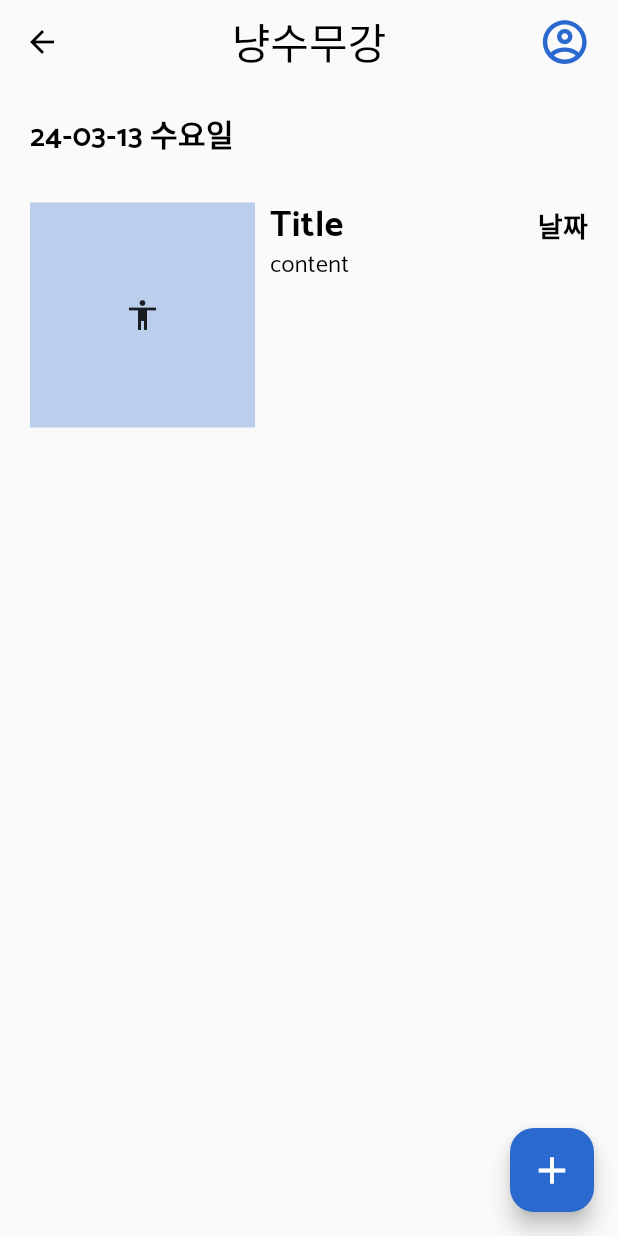
After one commit to haejun-kim/cat-long-live, a Flutter app: the DiaryView screen opened directly, on a phone screen of 412 x 824 dp. The commit adds this screen. Run offline on Flutter 3.47's test engine with Material 3 defaults, Android fonts, the phone set to English and light mode, and no system bars; our stand-ins replace dio, dotted_border, flutter_svg, image_picker, input_quantity; network calls fail.

Commit message:
feat: add diary home and create view

```diff
--- a/lib/src/view/cat/create_update_cat/create_update_cat_view.dart
+++ b/lib/src/view/cat/create_update_cat/create_update_cat_view.dart
@@ -1,5 +1,5 @@
 import 'package:cat_long_live/src/service/theme_service.dart';
-import 'package:cat_long_live/src/view/cat/create_update_cat/widget/image_upload.dart';
+import 'package:cat_long_live/theme/component/image_upload.dart';
 import 'package:cat_long_live/src/view/cat/create_update_cat/widget/select_gender.dart';
 import 'package:cat_long_live/src/view/home/home_view.dart';
 import 'package:cat_long_live/theme/component/appbar.dart';
--- /dev/null
+++ b/lib/src/view/diary/diary/diary_view.dart
@@ -0,0 +1,42 @@
+import 'package:cat_long_live/src/view/diary/diary/widget/diary_title.dart';
+import 'package:cat_long_live/src/view/diary/diary_create/diary_create_view.dart';
+import 'package:cat_long_live/theme/component/appbar.dart';
+import 'package:cat_long_live/theme/component/day_of_week.dart';
+import 'package:cat_long_live/theme/component/floating_action_button.dart';
+import 'package:flutter/material.dart';
+
+class DiaryView extends StatelessWidget {
+  const DiaryView({super.key});
+
+  @override
+  Widget build(BuildContext context) {
+    return Scaffold(
+      appBar: const CustomAppBar(),
+      body: SafeArea(
+        child: Column(
+          crossAxisAlignment: CrossAxisAlignment.start,
+          children: [
+            DayOfWeek(),
+            const Padding(
+              padding: EdgeInsets.symmetric(
+                horizontal: 20,
+                vertical: 10,
+              ),
+              child: DiaryTitleView(),
+            ),
+          ],
+        ),
+      ),
+      floatingActionButton: CustomFloatingActionButton(
+        onPressed: () {
+          Navigator.push(
+            context,
+            MaterialPageRoute(
+              builder: (context) => const DiaryCreateView(),
+            ),
+          );
+        },
+      ),
+    );
+  }
+}
--- /dev/null
+++ b/lib/src/view/diary/diary/widget/diary_title.dart
@@ -0,0 +1,64 @@
+import 'package:cat_long_live/src/service/theme_service.dart';
+import 'package:cat_long_live/src/view/diary/diary_create/diary_create_view.dart';
+import 'package:flutter/material.dart';
+
+class DiaryTitleView extends StatelessWidget {
+  const DiaryTitleView({super.key});
+
+  @override
+  Widget build(BuildContext context) {
+    /// TODO: item List 불러온 후 Dismissible로 Delete 동작하도록 수정
+    return GestureDetector(
+      behavior: HitTestBehavior.opaque,
+      onTap: () {
+        Navigator.push(
+          context,
+          MaterialPageRoute(
+            builder: (context) => const DiaryCreateView(),
+          ),
+        );
+      },
+      child: SizedBox(
+        width: double.infinity,
+        height: 150,
+        child: Row(
+          children: [
+            Container(
+              width: 150,
+              height: 150,
+              color: context.color.primary.withOpacity(0.3),
+              child: const Icon(Icons.accessibility_outlined),
+            ),
+            const SizedBox(
+              width: 10,
+            ),
+            Expanded(
+              child: Column(
+                crossAxisAlignment: CrossAxisAlignment.start,
+                children: [
+                  Row(
+                    mainAxisAlignment: MainAxisAlignment.spaceBetween,
+                    children: [
+                      Text(
+                        "Title",
+                        style: context.typo.headline2
+                            .copyWith(fontWeight: context.typo.bold),
+                      ),
+                      // const Spacer(),
+                      Text(
+                        "날짜",
+                        style: context.typo.headline6
+                            .copyWith(fontWeight: context.typo.bold),
+                      ),
+                    ],
+                  ),
+                  Text("content", style: context.typo.subtitle1),
+                ],
+              ),
+            )
+          ],
+        ),
+      ),
+    );
+  }
+}
--- a/lib/src/view/health/health_title/health_title_view.dart
+++ b/lib/src/view/health/health_title/health_title_view.dart
@@ -1,5 +1,5 @@
 import 'package:cat_long_live/src/service/theme_service.dart';
-import 'package:cat_long_live/src/view/health/health_detail/health_detail_view.dart';
+import 'package:cat_long_live/src/view/health/health_create/health_create_view.dart';
 import 'package:cat_long_live/src/view/health/health_title/widget/health_title_card.dart';
 import 'package:cat_long_live/theme/component/appbar.dart';
 import 'package:cat_long_live/theme/component/floating_action_button.dart';
@@ -44,7 +44,7 @@ class HealthTitleView extends StatelessWidget {
         Navigator.push(
           context,
           MaterialPageRoute(
-            builder: (context) => const HealthDetailView(),
+            builder: (context) => const HealthCreateView(),
           ),
         );
       }),
--- a/lib/src/view/health/health_title/widget/health_title_card.dart
+++ b/lib/src/view/health/health_title/widget/health_title_card.dart
@@ -1,5 +1,5 @@
 import 'package:cat_long_live/src/service/theme_service.dart';
-import 'package:cat_long_live/src/view/health/health_detail/health_detail_view.dart';
+import 'package:cat_long_live/src/view/health/health_create/health_create_view.dart';
 import 'package:cat_long_live/theme/component/base_dialog.dart';
 import 'package:cat_long_live/theme/component/button/button.dart';
 import 'package:flutter/material.dart';
@@ -67,7 +67,7 @@ class HealthTitleCard extends StatelessWidget {
                         Navigator.push(
                           context,
                           MaterialPageRoute(
-                            builder: (context) => const HealthDetailView(),
+                            builder: (context) => const HealthCreateView(),
                           ),
                         );
                       },
--- a/lib/src/view/home/home_view.dart
+++ b/lib/src/view/home/home_view.dart
@@ -1,4 +1,5 @@
 import 'package:cat_long_live/src/view/cat/cats/cat_view.dart';
+import 'package:cat_long_live/src/view/diary/diary/diary_view.dart';
 import 'package:cat_long_live/src/view/health/health/health_view.dart';
 import 'package:cat_long_live/theme/component/bottom_nav_bar.dart';
 import 'package:flutter/cupertino.dart';
@@ -17,6 +18,7 @@ class _HomePageState extends State<HomePageView> {
   final _pages = const [
     CatView(),
     HealthView(),
+    DiaryView(),
   ];
 
   // 페이지 선택 시 호출되는 콜백 메서드
--- a/lib/theme/component/appbar.dart
+++ b/lib/theme/component/appbar.dart
@@ -1,4 +1,5 @@
 import 'package:cat_long_live/src/service/theme_service.dart';
+import 'package:cat_long_live/src/view/home/home_view.dart';
 import 'package:cat_long_live/theme/component/asset_icon.dart';
 import 'package:flutter/material.dart';
 
@@ -17,8 +18,18 @@ class CustomAppBar extends StatelessWidget implements PreferredSizeWidget {
             backgroundColor: Colors.transparent,
             elevation: 0.0,
             centerTitle: true,
-            title: Text(
-              title,
+            title: GestureDetector(
+              onTap: () {
+                Navigator.push(
+                  context,
+                  MaterialPageRoute(
+                    builder: (context) => const HomePageView(),
+                  ),
+                );
+              },
+              child: Text(
+                title,
+              ),
             ),
             actions: [
               Padding(
--- a/pubspec.yaml
+++ b/pubspec.yaml
@@ -41,6 +41,7 @@ dependencies:
   intl: ^0.19.0
   image_picker: ^1.0.7
   dotted_border: ^2.1.0
+  input_quantity: ^2.3.2
 
 dev_dependencies:
   flutter_test:
```
Also changed, not shown: lib/src/view/diary/diary_create/diary_create_view.dart (added, +170 -0 lines), lib/src/view/health/health_create/health_create_view.dart (renamed from lib/src/view/health/health_detail/health_detail_view.dart, +7 -7 lines), lib/theme/component/counter_button.dart (added, +34 -0 lines), lib/theme/component/drop_down.dart (+6 -6 lines), lib/theme/component/image_upload.dart (renamed from lib/src/view/cat/create_update_cat/widget/image_upload.dart), pubspec.lock.
